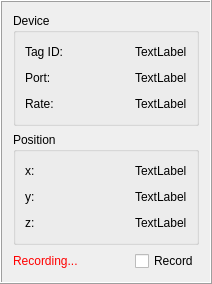
This is tag_item_ui.ui in xEnVrE/DecaWaveEVB1000Viewer as Qt 5 draws it before an edit. The edited form follows.
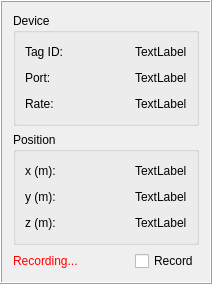
This is the edited form.

Commit message: add unit of measurament in the labels

Diff of the .ui file:
```diff
--- a/tag_item_ui.ui
+++ b/tag_item_ui.ui
@@ -158,7 +158,7 @@
       <item row="1" column="0">
        <widget class="QLabel" name="yLabel">
         <property name="text">
-         <string>y:</string>
+         <string>y (m):</string>
         </property>
        </widget>
       </item>
@@ -185,14 +185,14 @@
       <item row="0" column="0">
        <widget class="QLabel" name="xLabel">
         <property name="text">
-         <string>x:</string>
+         <string>x (m):</string>
         </property>
        </widget>
       </item>
       <item row="2" column="0">
        <widget class="QLabel" name="zLabel">
         <property name="text">
-         <string>z:</string>
+         <string>z (m):</string>
         </property>
        </widget>
       </item>
```
